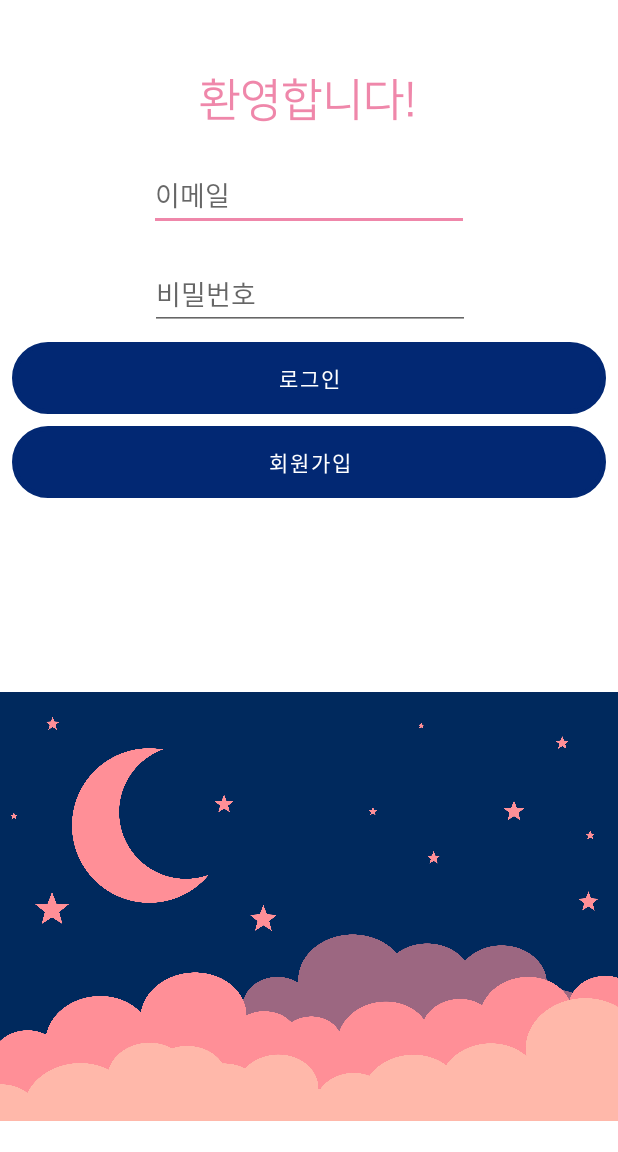
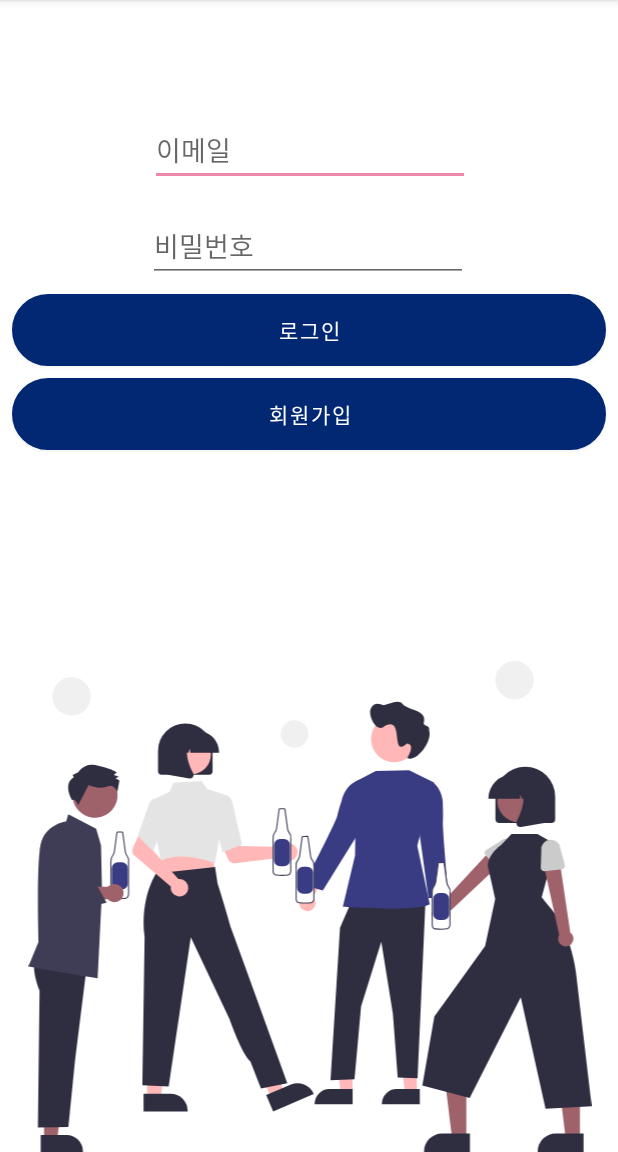
Before and after one commit to WiFros/Alcoholic, an Android app: the screen it shows after launch (LoginActivity), on a phone screen of 412 x 824 dp, the part 84-1236 px from its top. Run offline under Robolectric (Android 15) with nearby library versions, the phone set to English and light mode, and no system bars; our stand-ins replace Firebase (no records; nobody signed in at launch, a user with empty details on screens opened directly).

Commit message:
Design update
로그인 페이지 변경

```diff
--- /dev/null
+++ b/Alcoholics/app/src/main/res/drawable/ic_bg_login.xml
@@ -0,0 +1,195 @@
+<vector xmlns:android="http://schemas.android.com/apk/res/android"
+    android:width="732.64276dp"
+    android:height="638.921dp"
+    android:viewportWidth="732.64276"
+    android:viewportHeight="638.921">
+  <path
+      android:pathData="M121.518,222.42a33.503,33.503 0,0 1,-5.159 0.12,1.125 1.125,0 0,0 -1.239,0.977l-3.291,24.685a10.021,10.021 0,0 1,-2.123 4.89,10.658 10.658,0 0,0 -2.399,8.146v41.932s-0.212,5.591 4.084,5.591a62.103,62.103 0,0 0,15.485 0s3.44,-0.651 3.44,-5.81L130.315,261.663a10.099,10.099 0,0 0,-2.123 -8.21,10.276 10.276,0 0,1 -2.059,-4.862l-3.418,-25.202A1.125,1.125 0,0 0,121.518 222.42Z"
+      android:fillColor="#fff"/>
+  <path
+      android:pathData="M119.118,309.953a62.674,62.674 0,0 1,-7.773 -0.483,4.18 4.18,0 0,1 -3.099,-1.269c-1.748,-1.816 -1.651,-4.925 -1.646,-5.057l-0.001,-41.862a11.404,11.404 0,0 1,2.564 -8.643,9.308 9.308,0 0,0 1.965,-4.536l3.29,-24.68a1.843,1.843 0,0 1,2.017 -1.587,32.657 32.657,0 0,0 5.012,-0.121l0.02,-0.002a1.833,1.833 0,0 1,1.948 1.579l3.419,25.203a9.578,9.578 0,0 0,1.917 4.522,10.779 10.779,0 0,1 2.272,8.707L131.023,302.951c0,5.68 -3.975,6.498 -4.016,6.506A63.144,63.144 0,0 1,119.118 309.953ZM116.263,223.244a0.424,0.424 0,0 0,-0.44 0.362l-3.292,24.69a10.736,10.736 0,0 1,-2.274 5.241,9.991 9.991,0 0,0 -2.248,7.614l0.005,0.087v41.932c-0.001,0.052 -0.077,2.674 1.254,4.052a2.791,2.791 0,0 0,2.122 0.832l0.088,0.006a61.466,61.466 0,0 0,15.308 0c0.067,-0.017 2.82,-0.644 2.82,-5.109l0.011,-41.415a9.376,9.376 0,0 0,-1.974 -7.634,11.013 11.013,0 0,1 -2.212,-5.211l-3.419,-25.206a0.42,0.42 0,0 0,-0.436 -0.359,34.363 34.363,0 0,1 -5.256,0.122A0.556,0.556 0,0 0,116.263 223.244Z"
+      android:fillColor="#3f3d56"/>
+  <path
+      android:pathData="M116.324,261.989h5.216a7.82,7.82 0,0 1,7.82 7.82v19.625a7.82,7.82 0,0 1,-7.82 7.82h-5.216a7.82,7.82 0,0 1,-7.82 -7.82V269.809A7.82,7.82 0,0 1,116.324 261.989Z"
+      android:fillColor="#3a3c83"/>
+  <path
+      android:pathData="M20.432,622.437l17.005,0l8.09,-65.591l-25.098,0.001l0.003,65.59z"
+      android:fillColor="#9f616a"/>
+  <path
+      android:pathData="M16.095,616.885l33.489,-0.001h0.001A21.343,21.343 0,0 1,70.927 638.226v0.694l-54.831,0.002Z"
+      android:fillColor="#2f2e41"/>
+  <path
+      android:pathData="M9.741,388.163s-7.37,8.331 4.833,40.805l-2.15,178.063 39.547,-0.772 8.693,-86.858L76.493,392.651Z"
+      android:fillColor="#2f2e41"/>
+  <path
+      android:pathData="M90.056,412.781l-0.433,-0.066c-50.592,-7.716 -88.769,-15.113 -89.149,-15.187l-0.474,-0.092 13.262,-32.257c-0.105,-3.371 -2.976,-98.023 2.52,-125.218 5.32,-26.326 30.398,-30.64 33.255,-31.046l2.869,-9.507 36.251,18.864 6.322,21.76 1.284,59.639Z"
+      android:fillColor="#3f3d56"/>
+  <path
+      android:pathData="M111.89,290.031a11.83,11.83 0,0 0,-8.691 3.801L42.266,293.832l-22.319,4.751 3.664,28.264 79.396,-17.075a11.871,11.871 0,1 0,8.882 -19.741Z"
+      android:fillColor="#9f616a"/>
+  <path
+      android:pathData="M86.651,174.637m-14.086,25.768a29.366,29.366 73.663,1 1,28.172 -51.535a29.366,29.366 73.663,1 1,-28.172 51.535"
+      android:fillColor="#9f616a"/>
+  <path
+      android:pathData="M59.032,151.161l-1.424,-2.865 7.164,-3.559s7.903,-12.858 22.202,-9.245 20.734,5.776 20.734,5.776l7.145,3.595 -3.586,3.568 6.434,2.163 -4.298,2.135 5.001,2.874 -2.692,14.735s-4.471,-11.176 -13.068,-6.905 -24.32,-2.208 -24.32,-2.208l-13.66,26.437s-2.818,-9.268 -7.843,-6.796C56.82,180.866 43.984,160.423 59.032,151.161Z"
+      android:fillColor="#2f2e41"/>
+  <path
+      android:pathData="M24.002,332.145 L17.033,311.418l-1.686,-69.094 2.969,-9.803a27.389,27.389 0,1 1,51.728 17.896l-15.914,40.779 0.809,1.57 34.477,-0.279L101.663,314.531Z"
+      android:fillColor="#3f3d56"/>
+  <path
+      android:pathData="M368.948,323.628a10.611,10.611 0,0 0,1.695 -16.183l16.994,-33.662 -19.465,2.258 -13.154,31.62A10.669,10.669 0,0 0,368.948 323.628Z"
+      android:fillColor="#ffb7b7"/>
+  <path
+      android:pathData="M505.24,562.075l-15.316,-0.001l-7.286,-59.075l22.604,0.002l-0.002,59.074z"
+      android:fillColor="#ffb7b7"/>
+  <path
+      android:pathData="M509.146,576.921l-49.384,-0.002v-0.625A19.223,19.223 0,0 1,478.983 557.073h0.001l30.162,0.001Z"
+      android:fillColor="#2f2e41"/>
+  <path
+      android:pathData="M421.54,562.075l-15.316,-0.001l-7.286,-59.075l22.605,0.002l-0.003,59.074z"
+      android:fillColor="#ffb7b7"/>
+  <path
+      android:pathData="M421.698,576.921l-49.384,-0.002v-0.625a19.223,19.223 0,0 1,19.222 -19.221h0.001l30.162,0.001Z"
+      android:fillColor="#2f2e41"/>
+  <path
+      android:pathData="M420.285,312.572l-14.991,34.536l-12.366,198.506l31.231,-1.249l8.53,-94.629l26.313,-84.282l15.127,93.961l6.247,82.451l25.842,1.119l10.298,-230.413l-96.231,0z"
+      android:fillColor="#2f2e41"/>
+  <path
+      android:pathData="M495.22,142.155l-43.449,1.087 -25.509,13.095 -1.4,96.614 -15.909,66.704s99.404,6.841 113.146,-3.153l-16.24,-76.204 21.782,-82.355Z"
+      android:fillColor="#3a3c83"/>
+  <path
+      android:pathData="M432.972,157.938l-4.045,-2.732s-16.757,5.022 -21.71,27.366c0,0 -3.79,11.21 -5.453,18.917 -1.907,8.84 -44.026,90.041 -44.026,90.041l25.217,7.234 46.232,-74.766Z"
+      android:fillColor="#3a3c83"/>
+  <path
+      android:pathData="M526.96,336.017a10.611,10.611 0,0 1,2.833 -16.023l-7.053,-37.043 18.088,7.538 3.924,34.021a10.669,10.669 0,0 1,-17.792 11.507Z"
+      android:fillColor="#ffb7b7"/>
+  <path
+      android:pathData="M521.103,159.096l4.641,-1.51s14.722,9.448 13.322,32.292c0,0 0.552,11.821 0.025,19.688 -0.604,9.023 7.496,98.691 7.496,98.691L520.352,308.256L509.108,227.055Z"
+      android:fillColor="#3a3c83"/>
+  <path
+      android:pathData="M505.886,101.621a30.119,30.119 0,1 1,-30.119 -30.119h0a30.044,30.044 0,0 1,30.119 29.969Q505.886,101.546 505.886,101.621Z"
+      android:fillColor="#ffb7b7"/>
+  <path
+      android:pathData="M445.747,61.165c3.528,-7.587 10.356,-6.087 16.328,-3.515 7.562,-1.677 14.754,-6.699 22.902,-3.729 8.026,11.673 34.972,8.239 29.239,27.243 -0.007,4.554 8.569,1.903 7.071,9.361 4.543,14.353 -16.399,41.535 -28.421,35.811 2.973,-5.449 9.765,-17.826 -0.536,-19.054 -22.161,20.62 -2.286,-39.264 -30.131,-21.849C452.981,93.869 440.359,69.604 445.747,61.165Z"
+      android:fillColor="#2f2e41"/>
+  <path
+      android:pathData="M532.232,339.02a10.009,10.009 0,0 0,11.98 -9.594L619.839,258.244l-17.016,-13.574 -69.117,74.418a10.064,10.064 0,0 0,-1.474 19.932Z"
+      android:fillColor="#9f616a"/>
+  <path
+      android:pathData="M609.123,269.75 L594.41,252.507a4.488,4.488 0,0 1,1.032 -6.717l19.155,-11.991a12.464,12.464 0,0 1,16.125 19.01l-14.803,16.978a4.488,4.488 0,0 1,-6.796 -0.037Z"
+      android:fillColor="#cbcbcb"/>
+  <path
+      android:pathData="M569.558,620.997l-18.491,-0.001l-8.797,-71.321l27.291,0.001l-0.003,71.321z"
+      android:fillColor="#9f616a"/>
+  <path
+      android:pathData="M574.273,638.921l-59.622,-0.002v-0.754A23.208,23.208 0,0 1,537.858 614.958h0.001l36.415,0.001Z"
+      android:fillColor="#2f2e41"/>
+  <path
+      android:pathData="M717.365,620.997l-18.49,-0.001l-8.797,-71.321l27.291,0.001l-0.004,71.321z"
+      android:fillColor="#9f616a"/>
+  <path
+      android:pathData="M722.081,638.921l-59.622,-0.002v-0.754A23.208,23.208 0,0 1,685.666 614.958h0.001l36.415,0.001Z"
+      android:fillColor="#2f2e41"/>
+  <path
+      android:pathData="M667.628,307.557l18.639,-68.863 -24.18,-13.591L628.336,225.102l-13.127,14.044s-21.932,15.259 -16.624,32.166l8.564,38.509 -13.097,61.161 -65.991,91.515L512.439,552.391l61.492,16.12 66.494,-130.93L672.665,582.556l59.977,-3.016L711.975,403.757s-5.892,-53.549 -36.773,-86.985Z"
+      android:fillColor="#2f2e41"/>
+  <path
+      android:pathData="M706.12,368.486a10.009,10.009 0,0 0,-1.282 -15.294l-14.462,-97.564 -20.757,6.554 20.778,93.965a10.064,10.064 0,0 0,15.723 12.34Z"
+      android:fillColor="#9f616a"/>
+  <path
+      android:pathData="M693.95,270.939 L671.432,273.536a4.488,4.488 0,0 1,-5 -4.603l0.729,-22.587a12.464,12.464 0,0 1,24.772 -2.783l5.837,21.756a4.488,4.488 0,0 1,-3.821 5.62Z"
+      android:fillColor="#cbcbcb"/>
+  <path
+      android:pathData="M607.468,205.519L607.468,176.504a38.88,38.88 0,1 1,77.76 0v29.015a5.229,5.229 0,0 1,-5.223 5.223L612.69,210.742A5.229,5.229 0,0 1,607.468 205.519Z"
+      android:fillColor="#2f2e41"/>
+  <path
+      android:pathData="M638.358,181.561m-25.012,13.673a28.505,28.505 106.337,1 1,50.024 -27.346a28.505,28.505 106.337,1 1,-50.024 27.346"
+      android:fillColor="#9f616a"/>
+  <path
+      android:pathData="M598.27,178.825A30.791,30.791 0,0 1,629.025 148.07h5.803a30.79,30.79 0,0 1,30.755 30.756v0.58L653.32,179.406l-4.183,-11.712L648.301,179.406h-6.338l-2.11,-5.91 -0.422,5.91h-41.161Z"
+      android:fillColor="#2f2e41"/>
+  <path
+      android:pathData="M635.553,214.004a5.145,5.145 0,0 1,-0.409 -5.463c6.149,-11.697 14.76,-33.309 3.331,-46.638l-0.821,-0.958h33.178v49.813l-30.14,5.318a5.335,5.335 0,0 1,-0.924 0.082A5.202,5.202 0,0 1,635.553 214.004Z"
+      android:fillColor="#2f2e41"/>
+  <path
+      android:pathData="M330.599,240.529a11.478,11.478 0,0 0,-1.154 1.391l-54.059,-1.323L269.079,229.073l-18.636,7.245 9.182,21.486a8.723,8.723 0,0 0,9.067 5.232l61.077,-7.378a11.446,11.446 0,1 0,0.83 -15.129Z"
+      android:fillColor="#ffb7b7"/>
+  <path
+      android:pathData="M154.374,568.836l17.775,0l8.456,-68.561l-26.234,0.001l0.003,68.56z"
+      android:fillColor="#ffb7b7"/>
+  <path
+      android:pathData="M149.84,563.033l35.006,-0.001h0.001A22.309,22.309 0,0 1,207.155 585.34v0.725l-57.314,0.002Z"
+      android:fillColor="#2f2e41"/>
+  <path
+      android:pathData="M315.778,568.441l16.346,-6.983l-19.157,-66.372l-24.124,10.307l26.935,63.048z"
+      android:fillColor="#ffb7b7"/>
+  <path
+      android:pathData="M309.328,564.885l32.191,-13.752 0.001,-0.001A22.309,22.309 0,0 1,370.799 562.883l0.285,0.667 -52.706,22.516Z"
+      android:fillColor="#2f2e41"/>
+  <path
+      android:pathData="M240.773,255.381l1.285,20.829l-37.571,4.021l-39.314,4.207l11.571,-31.628l64.029,2.571z"
+      android:fillColor="#ffb7b7"/>
+  <path
+      android:pathData="M242.093,262.855c-0.426,-0.167 -42.863,-16.675 -68.93,-3.177l-0.641,0.332 -5.2,-25.596 -2.963,-55.03 19.281,-9.111 5.309,-11.891 36.159,-2.14 7.431,10.19 25.299,8.291L242.717,263.102Z"
+      android:fillColor="#e4e4e4"/>
+  <path
+      android:pathData="M243.422,213.183l4.473,-35.142 10.184,-3.1 0.172,0.063c0.235,0.086 5.77,2.205 7.285,9.867 1.454,7.355 12.407,53.123 12.517,53.585l0.11,0.458 -25.733,10.296Z"
+      android:fillColor="#e4e4e4"/>
+  <path
+      android:pathData="M302.539,556.391l34.255,-7.027 -54.749,-151.072 -18.738,-51.528S251.423,305.449 246.053,289.461l-3.24,-21.453 -76.707,8.49s-21.424,31.463 -14.916,82.747L148.246,552l34.255,1.757 28.692,-194.403 50.357,106.57s15.872,45.477 27.228,55.335Z"
+      android:fillColor="#2f2e41"/>
+  <path
+      android:pathData="M196.867,283.653a11.478,11.478 0,0 0,-1.805 0.099l-35.785,-40.541 4.163,-12.46 -17.983,-8.74 -9.513,21.342a8.723,8.723 0,0 0,2.328 10.207l46.937,39.771a11.446,11.446 0,1 0,11.658 -9.678Z"
+      android:fillColor="#ffb7b7"/>
+  <path
+      android:pathData="M142.217,228.017 L156.207,188.169c1.572,-4.697 3.542,-7.551 5.856,-8.482a3.613,3.613 0,0 1,2.903 -0.027l6.273,7.925 5.822,24.458L162.134,247.157Z"
+      android:fillColor="#e4e4e4"/>
+  <path
+      android:pathData="M234.817,147.997h-61.416a4.77,4.77 0,0 1,-4.765 -4.765L168.636,116.759a35.473,35.473 0,0 1,70.946 0v26.472A4.77,4.77 0,0 1,234.817 147.997Z"
+      android:fillColor="#2f2e41"/>
+  <path
+      android:pathData="M211.399,121.373m-26.008,0a26.008,26.008 0,1 1,52.015 0a26.008,26.008 0,1 1,-52.015 0"
+      android:fillColor="#ffb7b7"/>
+  <path
+      android:pathData="M247.974,119.407L210.42,119.407l-0.385,-5.392 -1.925,5.392h-5.783l-0.763,-10.686L197.747,119.407h-11.189v-0.529a28.092,28.092 0,0 1,28.06 -28.061h5.295a28.092,28.092 0,0 1,28.061 28.061Z"
+      android:fillColor="#2f2e41"/>
+  <path
+      android:pathData="M210.113,152.938a4.867,4.867 0,0 1,-0.843 -0.074l-27.499,-4.852L181.77,102.564L212.041,102.564l-0.749,0.874c-10.427,12.161 -2.572,31.88 3.039,42.551a4.694,4.694 0,0 1,-0.373 4.984A4.746,4.746 0,0 1,210.113 152.938Z"
+      android:fillColor="#2f2e41"/>
+  <path
+      android:pathData="M539.518,262.181a33.504,33.504 0,0 1,-5.159 0.12,1.125 1.125,0 0,0 -1.239,0.977l-3.291,24.685a10.021,10.021 0,0 1,-2.123 4.89,10.658 10.658,0 0,0 -2.399,8.146v41.932s-0.212,5.591 4.084,5.591a62.103,62.103 0,0 0,15.485 0s3.44,-0.651 3.44,-5.81L548.315,301.424a10.099,10.099 0,0 0,-2.123 -8.21,10.276 10.276,0 0,1 -2.059,-4.862l-3.418,-25.202A1.125,1.125 0,0 0,539.518 262.181Z"
+      android:fillColor="#fff"/>
+  <path
+      android:pathData="M537.118,349.713a62.674,62.674 0,0 1,-7.773 -0.483,4.18 4.18,0 0,1 -3.099,-1.269c-1.748,-1.816 -1.651,-4.925 -1.646,-5.057l-0.001,-41.862a11.404,11.404 0,0 1,2.564 -8.643,9.308 9.308,0 0,0 1.965,-4.536l3.29,-24.68a1.843,1.843 0,0 1,2.017 -1.586,32.658 32.658,0 0,0 5.012,-0.121l0.02,-0.002a1.833,1.833 0,0 1,1.948 1.579l3.419,25.203a9.578,9.578 0,0 0,1.917 4.522,10.779 10.779,0 0,1 2.272,8.707v41.225c0,5.68 -3.975,6.498 -4.016,6.506A63.142,63.142 0,0 1,537.118 349.713ZM534.263,263.005a0.424,0.424 0,0 0,-0.44 0.362l-3.292,24.69a10.736,10.736 0,0 1,-2.274 5.241,9.991 9.991,0 0,0 -2.248,7.614l0.005,0.087v41.932c-0.001,0.052 -0.077,2.674 1.254,4.052a2.791,2.791 0,0 0,2.122 0.832l0.088,0.006a61.465,61.465 0,0 0,15.308 0c0.067,-0.017 2.82,-0.644 2.82,-5.109l0.011,-41.415a9.376,9.376 0,0 0,-1.974 -7.634,11.013 11.013,0 0,1 -2.212,-5.211l-3.419,-25.206a0.42,0.42 0,0 0,-0.436 -0.359,34.364 34.364,0 0,1 -5.256,0.122A0.556,0.556 0,0 0,534.263 263.005Z"
+      android:fillColor="#3f3d56"/>
+  <path
+      android:pathData="M534.324,301.749h5.216a7.82,7.82 0,0 1,7.82 7.82v19.625a7.82,7.82 0,0 1,-7.82 7.82h-5.216a7.82,7.82 0,0 1,-7.82 -7.82V309.57A7.82,7.82 0,0 1,534.324 301.749Z"
+      android:fillColor="#3a3c83"/>
+  <path
+      android:pathData="M362.518,228.181a33.504,33.504 0,0 1,-5.159 0.12,1.125 1.125,0 0,0 -1.239,0.977l-3.291,24.685a10.021,10.021 0,0 1,-2.123 4.89,10.658 10.658,0 0,0 -2.399,8.146v41.932s-0.212,5.591 4.084,5.591a62.103,62.103 0,0 0,15.485 0s3.44,-0.651 3.44,-5.81L371.315,267.424a10.099,10.099 0,0 0,-2.123 -8.21,10.276 10.276,0 0,1 -2.059,-4.862l-3.418,-25.202A1.125,1.125 0,0 0,362.518 228.181Z"
+      android:fillColor="#fff"/>
+  <path
+      android:pathData="M360.118,315.713a62.674,62.674 0,0 1,-7.773 -0.483,4.18 4.18,0 0,1 -3.099,-1.269c-1.748,-1.816 -1.651,-4.925 -1.646,-5.057l-0.001,-41.862a11.404,11.404 0,0 1,2.564 -8.643,9.308 9.308,0 0,0 1.965,-4.536l3.29,-24.68a1.843,1.843 0,0 1,2.017 -1.586,32.658 32.658,0 0,0 5.012,-0.121l0.02,-0.002a1.833,1.833 0,0 1,1.948 1.579l3.419,25.203a9.578,9.578 0,0 0,1.917 4.522,10.779 10.779,0 0,1 2.272,8.707v41.225c0,5.68 -3.975,6.498 -4.016,6.506A63.142,63.142 0,0 1,360.118 315.713ZM357.263,229.005a0.424,0.424 0,0 0,-0.44 0.362l-3.292,24.69a10.736,10.736 0,0 1,-2.274 5.241,9.991 9.991,0 0,0 -2.248,7.614l0.005,0.087v41.932c-0.001,0.052 -0.077,2.674 1.254,4.052a2.791,2.791 0,0 0,2.122 0.832l0.088,0.006a61.465,61.465 0,0 0,15.308 0c0.067,-0.017 2.82,-0.644 2.82,-5.109l0.011,-41.415a9.376,9.376 0,0 0,-1.974 -7.634,11.013 11.013,0 0,1 -2.212,-5.211l-3.419,-25.206a0.42,0.42 0,0 0,-0.436 -0.359,34.364 34.364,0 0,1 -5.256,0.122A0.556,0.556 0,0 0,357.263 229.005Z"
+      android:fillColor="#3f3d56"/>
+  <path
+      android:pathData="M357.324,267.749h5.216a7.82,7.82 0,0 1,7.82 7.82v19.625a7.82,7.82 0,0 1,-7.82 7.82h-5.216a7.82,7.82 0,0 1,-7.82 -7.82V275.57A7.82,7.82 0,0 1,357.324 267.749Z"
+      android:fillColor="#3a3c83"/>
+  <path
+      android:pathData="M332.518,192.181a33.504,33.504 0,0 1,-5.159 0.12,1.125 1.125,0 0,0 -1.239,0.977l-3.291,24.685a10.021,10.021 0,0 1,-2.123 4.89,10.658 10.658,0 0,0 -2.399,8.146v41.932s-0.212,5.591 4.084,5.591a62.103,62.103 0,0 0,15.485 0s3.44,-0.651 3.44,-5.81L341.315,231.424a10.099,10.099 0,0 0,-2.123 -8.21,10.276 10.276,0 0,1 -2.059,-4.862l-3.418,-25.202A1.125,1.125 0,0 0,332.518 192.181Z"
+      android:fillColor="#fff"/>
+  <path
+      android:pathData="M330.118,279.713a62.674,62.674 0,0 1,-7.773 -0.483,4.18 4.18,0 0,1 -3.099,-1.269c-1.748,-1.816 -1.651,-4.925 -1.646,-5.057l-0.001,-41.862a11.404,11.404 0,0 1,2.564 -8.643,9.308 9.308,0 0,0 1.965,-4.536l3.29,-24.68a1.843,1.843 0,0 1,2.017 -1.586,32.658 32.658,0 0,0 5.012,-0.121l0.02,-0.002a1.833,1.833 0,0 1,1.948 1.579l3.419,25.203a9.578,9.578 0,0 0,1.917 4.522,10.779 10.779,0 0,1 2.272,8.707v41.225c0,5.68 -3.975,6.498 -4.016,6.506A63.142,63.142 0,0 1,330.118 279.713ZM327.263,193.005a0.424,0.424 0,0 0,-0.44 0.362l-3.292,24.69a10.736,10.736 0,0 1,-2.274 5.241,9.991 9.991,0 0,0 -2.248,7.614l0.005,0.087v41.932c-0.001,0.052 -0.077,2.674 1.254,4.052a2.791,2.791 0,0 0,2.122 0.832l0.088,0.006a61.465,61.465 0,0 0,15.308 0c0.067,-0.017 2.82,-0.644 2.82,-5.109l0.011,-41.415a9.376,9.376 0,0 0,-1.974 -7.634,11.013 11.013,0 0,1 -2.212,-5.211l-3.419,-25.206a0.42,0.42 0,0 0,-0.436 -0.359,34.364 34.364,0 0,1 -5.256,0.122A0.556,0.556 0,0 0,327.263 193.005Z"
+      android:fillColor="#3f3d56"/>
+  <path
+      android:pathData="M327.324,231.749h5.216a7.82,7.82 0,0 1,7.82 7.82v19.625a7.82,7.82 0,0 1,-7.82 7.82h-5.216a7.82,7.82 0,0 1,-7.82 -7.82V239.57A7.82,7.82 0,0 1,327.324 231.749Z"
+      android:fillColor="#3a3c83"/>
+  <path
+      android:pathData="M56.187,46m-25,0a25,25 0,1 1,50 0a25,25 0,1 1,-50 0"
+      android:fillColor="#f0f0f0"/>
+  <path
+      android:pathData="M632.188,25m-25,0a25,25 0,1 1,50 0a25,25 0,1 1,-50 0"
+      android:fillColor="#f0f0f0"/>
+  <path
+      android:pathData="M346.187,95m-18,0a18,18 0,1 1,36 0a18,18 0,1 1,-36 0"
+      android:fillColor="#f0f0f0"/>
+</vector>
--- a/Alcoholics/app/src/main/res/layout/activity_login.xml
+++ b/Alcoholics/app/src/main/res/layout/activity_login.xml
@@ -6,47 +6,35 @@
     android:layout_height="match_parent"
     tools:context=".Registe.LoginActivity">
 
-    <TextView
-        android:layout_width="wrap_content"
-        android:layout_height="wrap_content"
-        android:text="환영합니다!"
-        android:textSize="30sp"
-        android:textStyle="bold"
-        android:textColor="@color/colorSecondary"
-        app:layout_constraintBottom_toTopOf="@+id/et_email"
-        app:layout_constraintEnd_toEndOf="parent"
-        app:layout_constraintHorizontal_bias="0.498"
-        app:layout_constraintStart_toStartOf="parent"
-        app:layout_constraintTop_toTopOf="parent"
-        app:layout_constraintVertical_bias="0.698" />
 
     <EditText
         android:id="@+id/et_email"
         android:layout_width="wrap_content"
         android:layout_height="wrap_content"
-        android:layout_marginTop="106dp"
+        android:layout_marginTop="76dp"
+        android:autofillHints=""
         android:ems="10"
         android:hint="이메일"
         android:inputType="textEmailAddress"
         android:minHeight="48dp"
         app:layout_constraintEnd_toEndOf="parent"
+        app:layout_constraintHorizontal_bias="0.502"
         app:layout_constraintStart_toStartOf="parent"
         app:layout_constraintTop_toTopOf="parent"
-        tools:ignore="SpeakableTextPresentCheck"
-        android:autofillHints="" />
+        tools:ignore="SpeakableTextPresentCheck" />
 
     <EditText
         android:id="@+id/et_pwd"
         android:layout_width="wrap_content"
         android:layout_height="wrap_content"
-        android:layout_marginTop="172dp"
+        android:layout_marginTop="140dp"
         android:ems="10"
         android:hint="비밀번호"
 
         android:inputType="textPassword"
         android:minHeight="48dp"
         app:layout_constraintEnd_toEndOf="parent"
-        app:layout_constraintHorizontal_bias="0.502"
+        app:layout_constraintHorizontal_bias="0.497"
         app:layout_constraintStart_toStartOf="parent"
         app:layout_constraintTop_toTopOf="parent"
         tools:ignore="SpeakableTextPresentCheck" />
@@ -83,7 +71,7 @@
         app:layout_constraintBottom_toBottomOf="parent"
         app:layout_constraintEnd_toEndOf="parent"
         app:layout_constraintStart_toStartOf="parent"
-        app:srcCompat="@drawable/bg_screen" />
+        app:srcCompat="@drawable/ic_bg_login" />
 
 
 </androidx.constraintlayout.widget.ConstraintLayout>
```
